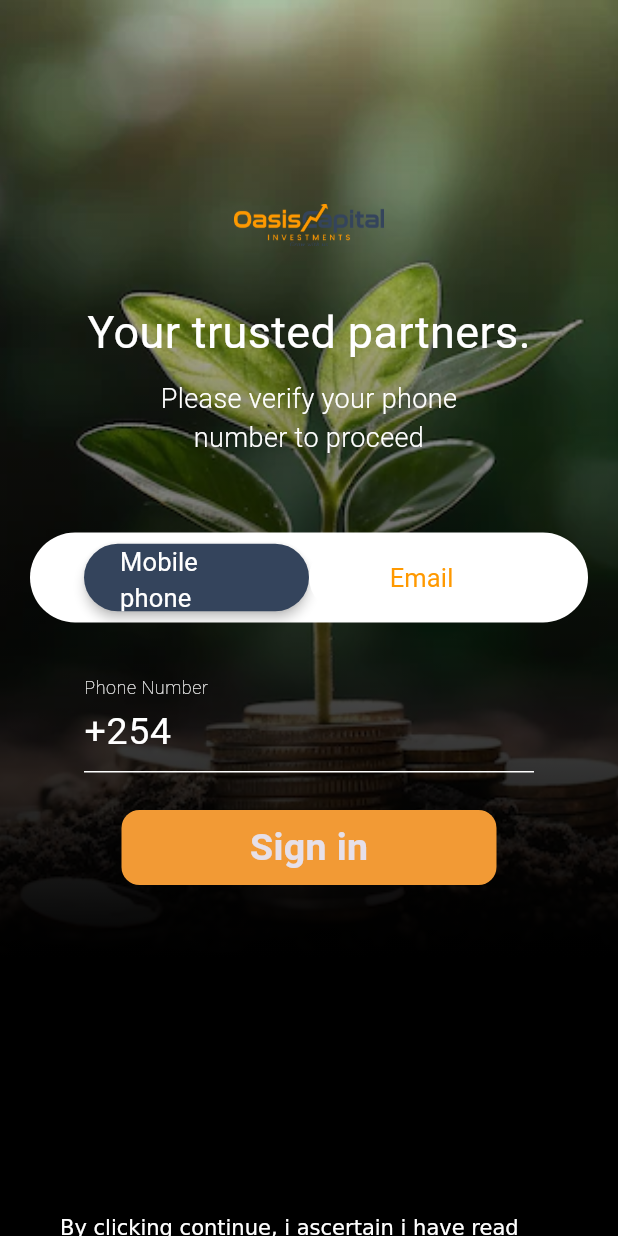
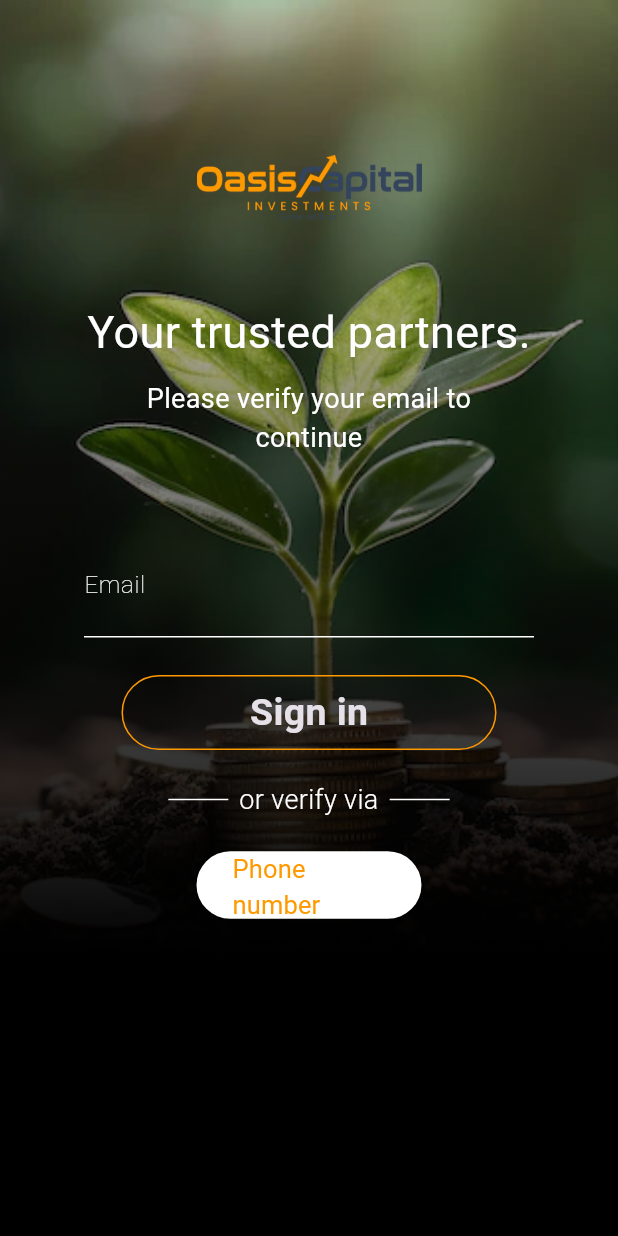
Before and after one commit to NGURE-TIM/OASIS-CAPITAL-INVESTMENTS, a Flutter app: the Verify screen opened directly, after a tap on "Email", on a phone screen of 412 x 824 dp. Run offline on Flutter 3.47's test engine with Material 3 defaults, Android fonts, the phone set to English and light mode, and no system bars; our stand-ins replace another_flutter_splash_screen, cloud_firestore, dashed_circular_progress_bar, dropdown_button2, dropdown_textfield, firebase_auth and 10 more; missing offline and left inert: dart:ffi, flutter_dropdown_search, gif_view; accounts and stored records are empty.

Commit message:
verification almost complete

```diff
--- a/lib/data_Entry/account_Info.dart
+++ b/lib/data_Entry/account_Info.dart
@@ -3,7 +3,8 @@ import 'package:fulusi/colors/colors.dart';
 import 'package:flutter_svg_provider/flutter_svg_provider.dart';
 
 import '../globalWidgets.dart';
-import '../logins/login_screens/register/register.dart';
+
+import '../logins/login_screens/register/verify.dart';
 import 'code.dart';
 
 class AccountInfo extends StatefulWidget {
--- a/lib/data_Entry/dataEntryWidgets/widgets.dart
+++ b/lib/data_Entry/dataEntryWidgets/widgets.dart
@@ -118,7 +118,7 @@ Container buildTextField(  Function(String)onChanged , String label,String hint
     child: TextField(
       onChanged: onChanged,
 controller: controller,
-      cursorColor: white,
+      cursorColor: black,
       keyboardType: type,
       style:const TextStyle(
           fontSize:20,
--- a/lib/data_Entry/income.dart
+++ b/lib/data_Entry/income.dart
@@ -5,8 +5,9 @@ import '../globalWidgets.dart';
 import 'package:gif_view/gif_view.dart';
 import 'package:dropdown_button2/dropdown_button2.dart';
 import '../Database/firebase.dart';
-import 'package:fulusi/logins/login_screens/register/register.dart';
 
+
+import '../logins/login_screens/register/verify.dart';
 import '../stateManagement_provider/provider.dart';
 String? educationLevel;
 String? wageLevel;
--- a/lib/logins/login_screens/register/register.dart
+++ b/lib/logins/login_screens/register/verify.dart
@@ -3,12 +3,13 @@ import 'package:flutter/material.dart';
 import 'package:fulusi/colors/colors.dart';
 import 'package:firebase_auth/firebase_auth.dart';
 import 'package:dashed_circular_progress_bar/dashed_circular_progress_bar.dart';
+import 'package:provider/provider.dart';
 import 'package:simple_circular_progress_bar/simple_circular_progress_bar.dart';
 import 'package:slide_countdown/slide_countdown.dart';
 import 'package:fulusi/data_Entry/entry.dart';
 
 import '../../../globalWidgets.dart';
-
+import '../../../stateManagement_provider/provider.dart';
 
 int phoneNumber = 0;
  int? errorcode=2;
@@ -22,6 +23,7 @@ final TextEditingController _fieldFour = TextEditingController();
 final TextEditingController _fieldFive = TextEditingController();
 final TextEditingController _fieldSix = TextEditingController();
 TextEditingController phoneNumberController = TextEditingController(text: '+254');
+TextEditingController emailController = TextEditingController();
  String otp='';
  bool otpflag= false;
  void checkTextFieldStatus(){
@@ -107,11 +109,11 @@ class _VerifyState extends State<Verify> {
                   child: Column(
                     children: [
                       Container(
-                        height: 100,
+                        height: 50,
                       ),
                       SizedBox(
-                        height: 100,
-                        width: 100,
+                        height: 150,
+                        width: 150,
                         child: Image.asset("assets/images/cropped-Oasis-Capital-Investments-trans.png"),
                       ),
                       const Center(
@@ -127,100 +129,82 @@ class _VerifyState extends State<Verify> {
                       const SizedBox(
                         height:10,
                       ),
-                      const Padding(
-                        padding: EdgeInsets.only(left: 60,right: 60),
-                        child: Text(
-                          'Please verify your phone number to proceed',
+
+                      Padding(
+                        padding: const EdgeInsets.only(left: 60,right: 60),
+                        child:Consumer<VerifyPage>(
+                        builder:(context,dataProviderModel,child){
+                          return  Text(
+                            'Please verify your ${dataProviderModel.title} to continue',
                             textAlign: TextAlign.center,
-                          style: TextStyle(
+                            style: const TextStyle(
                                 color: white,
 
-                              fontWeight: FontWeight.w300,
+                                fontWeight: FontWeight.w500,
                                 fontSize:18
                             ),
+                          );}
                         ),
                       ),
                       const SizedBox(
                         height:50,
                       ),
-                      Container(
-                        height: 60,
-                        decoration: BoxDecoration(
-                          color: white,
-                            borderRadius: BorderRadius.circular(30)),
-                        child: Row(
-                          crossAxisAlignment: CrossAxisAlignment.center,
-                          mainAxisAlignment: MainAxisAlignment.center,
-                          children: [
-                            ElavatedButton('Mobile phone' , white, mainBlue,() {
 
-                            },3),
-                            ElavatedButton('Email' , mainOrange, white,() {
-
-                            },0),
-                          ],
-                        ),
-                        ),
-                      const SizedBox(
-                        height:30,
-                      ),
-                      Container(
+                      Consumer<VerifyPage>(
+                          builder:(context,dataProviderModel,child) {
+                            return dataProviderModel.upDateTextField ? Container(
                               width: 300,
-                        child: TextField(
-                          onChanged: (value){
-                            phoneNumber=int.tryParse(value)??0 ;
+                              child: buildTextField(context, (value) {
+                                phoneNumber=int.tryParse(value!)??0 ;
                                 number=phoneNumber.toString();
-                            if(number.length==12){
+                                if (number.length == 12) {
                                   setState(() {
-                                textField=true;
+                                    textField = true;
                                     signInUser('+$number', context);
-                                bottom( context);
-                                errorcode=2;
+                                    bottom(context);
+                                    errorcode = 2;
                                   });
                                 }
-                            else if(number.length!=12){
-                              textField=false;
+                                else if (number.length != 12) {
+                                  textField = false;
                                   setState(() {
-                                errorcode=0;
+                                    errorcode = 0;
                                   });
                                 }
-                          },
-                          cursorColor: white,
-                          controller: phoneNumberController,
-                          keyboardType: TextInputType.phone,
-                          style:const TextStyle(
-                              fontSize:25,
-                              color: white
-                          ),
-                          decoration:const InputDecoration(
-                            focusedBorder: UnderlineInputBorder(
-                              borderSide: BorderSide(color: white), // Set the color you want
-                            ),
-                            enabledBorder: UnderlineInputBorder(
-
-                              borderSide: BorderSide(color: white), // Set the color you want
-                            ),
-
-                            labelText: 'Phone Number',
-                            labelStyle:TextStyle(
-                                fontWeight: FontWeight.w100,
-                                color: white
-                            ) ,
-                            filled: false,
-                          ) ,
-                        ),
-                      ),
+                              }, phoneNumberController, TextInputType.phone,
+                                  'Phone Number', 'xxx-xxx-xxx'),
+                            ) : Container(
+                            width: 300,
+                            child: buildTextField(context, (value) {
+                            if (number.length == 12) {
+                            setState(() {
+                            textField = true;
+                            signInUser('+$number', context);
+                            bottom(context);
+                            errorcode = 2;
+                            });
+                            }
+                            else if (number.length != 12) {
+                            textField = false;
+                            setState(() {
+                            errorcode = 0;
+                            });
+                            }
+                            }, emailController, TextInputType.emailAddress,
+                            'Email', 'johnDoe@gmail.com'),
+                            );
+                          }),
                       const SizedBox(
                         height:5,
                       ),
                       errortext(errorcode),
+
                       const SizedBox(
                         height: 20,
                       ),
                       GestureDetector(
                         onTap: (){
                           if(textField==true){
-
                             signInUser('+$number', context);
                             bottom( context);
                           }
@@ -228,13 +212,17 @@ class _VerifyState extends State<Verify> {
 
                         child: Container(
                           decoration: BoxDecoration(
-                            borderRadius:BorderRadius.circular(12) ,
-                            color: orange,
+                            border: Border.all(
+                              color: mainOrange,
+                              width: 1.0, // Adjust border thickness as needed
+                            ),
+                            borderRadius:BorderRadius.circular(30) ,
+                            color: transparent,
                           ) ,
 
                           height: 50,
                           width:250 ,
-                          child: Center(
+                          child: const Center(
                             child: Text(
                               'Sign in',
                               style: TextStyle(
@@ -245,31 +233,59 @@ class _VerifyState extends State<Verify> {
                           ),
                         ),
                       ),
-                      Container(
-                        height: 220,
+                      const SizedBox(
+                        height: 20,
                       ),
-                      Padding(
-                        padding: const EdgeInsets.only(left: 20,right: 20,bottom: 20),
 
-                        child:    RichText(
+                      const Row(
 
-                          text: TextSpan(
-                            text: 'By clicking continue, i ascertain i have read the ',
-                            children: <TextSpan>[
-                              TextSpan(
-                                text: 'Terms and Conditions ',
-                                style: TextStyle(
-                                  fontSize: 15,
-                                  decoration: TextDecoration.underline,
+                        mainAxisAlignment: MainAxisAlignment.center,
+                        children: [
+                          SizedBox(
+                            width: 40,
+                            child: Divider(
+                              color: white,
+                              thickness: 1,
+
                             ),
                           ),
-                              TextSpan(
-                                text: 'and that the keyed in phone number is mine and the M-pesa account associated with it.',
+                          SizedBox(
+                            width:5,
+                          ),
+                          Text(
+                            'or verify via ',
+                            textAlign: TextAlign.center,
+                            style: TextStyle(
+                                color: white,
+
+                                fontWeight: FontWeight.w300,
+                                fontSize:18
+                            ),
+                          ),
+                          SizedBox(
+                            width:5,
+                          ),
+                          SizedBox(
+                            width: 40,
+                            child: Divider(
+                              color: white,
+                              thickness: 1,
+
+                            ),
                           ),
                         ],
                       ),
+                      const SizedBox(
+                        height: 20,
                       ),
-                      )
+                      Consumer<VerifyPage>(
+                          builder:(context,dataProviderModel,child){
+                       return ElavatedButton(dataProviderModel.buttonName , mainOrange, white,() {
+
+    Provider.of<VerifyPage>(context , listen: false).onClick();
+                        },3);
+  }),
+
                     ],
                   ),
                 ),
@@ -282,10 +298,43 @@ class _VerifyState extends State<Verify> {
       ),
     );
   }
+
+  TextField buildTextField(BuildContext context, Function(String?) onchanged ,TextEditingController controller,TextInputType type , String label,String? hint ) {
+    return TextField(
+                        onChanged: onchanged,
+                        cursorColor: white,
+
+                        controller: controller,
+                        keyboardType: type,
+                        style: const TextStyle(
+                            fontSize:25,
+                            color: white
+                        ),
+                        decoration:InputDecoration(
+                          focusedBorder: const UnderlineInputBorder(
+                            borderSide: BorderSide(color: white), // Set the color you want
+                          ),
+                          enabledBorder: const UnderlineInputBorder(
+
+                            borderSide: BorderSide(color: white), // Set the color you want
+                          ),
+
+                          labelText: label,
+                          labelStyle:const TextStyle(
+                              fontWeight: FontWeight.w100,
+                              color: white
+                          ) ,
+                          hintText: hint,
+                          hintStyle: const TextStyle(
+                              fontWeight: FontWeight.w100,
+                              fontSize: 18,
+                              color: white
+                          ) ,
+                          filled: false,
+                        ) ,
+                      );
   }
-
-
-
+}
 Widget errortext(int? errorC){
   bool textField=false;
   if(errorC==0){
@@ -294,7 +343,7 @@ textField=true;
   else{
     textField=false;
   }
-    return textField ? Text('Phone number should be 12 digits long inclusive of country code!',
+    return textField ? const Text('Phone number should be 12 digits long inclusive of country code!',
 
       style: TextStyle(
         color: error,
@@ -302,7 +351,7 @@ textField=true;
         fontSize: 10,
       ),
     )
-        : SizedBox();
+        : const SizedBox();
   }
 
 
@@ -323,31 +372,6 @@ signInUser(String phoneNumber , BuildContext  context) async{
       },
       codeSent:  (String verificationId, int? resendToken) async {
         streamDuration.pause();
-        /*
-        *  showDialog(
-          context: context,
-          builder: (BuildContext context) {
-            return Stack(
-                children: [
-                  ModalBarrier(
-                    color: black.withOpacity(0.4),
-                  ),
-                  AlertDialog(
-                    backgroundColor: transparent,
-                    content: SimpleCircularProgressBar(
-                      size: 50,
-                      progressStrokeWidth: 5,
-                      backStrokeWidth: 8,
-                      mergeMode: true,
-                      progressColors: const [seedBlue],
-                      backColor: Colors.black.withOpacity(0.4),
-                      animationDuration: 3,
-                    ),
-                  ),
-                ]
-            );
-          },
-        );*/
 
         while(otpflag==false){
           await Future.delayed(Duration(seconds:5));
@@ -377,6 +401,11 @@ signInUser(String phoneNumber , BuildContext  context) async{
     showModalBottomSheet(
         context: ctx,
         isScrollControlled: true,
+        transitionAnimationController: AnimationController(
+          vsync: Navigator.of(ctx),
+          duration: const Duration(milliseconds: 900), // Adjust animation duration as needed
+          reverseDuration: const Duration(milliseconds: 900),
+        ),
         builder: (ctx) => Padding(
           padding:  EdgeInsets.only(
               bottom: MediaQuery.of(ctx).viewInsets.bottom
@@ -390,8 +419,8 @@ signInUser(String phoneNumber , BuildContext  context) async{
             ),
             child:Column(
               children: [
-                Padding(
-                  padding: const EdgeInsets.all(20.0),
+                const Padding(
+                  padding: EdgeInsets.all(20.0),
                   child: Text("Enter verification code",
                     style: TextStyle(
                       color: black,
@@ -404,7 +433,7 @@ signInUser(String phoneNumber , BuildContext  context) async{
                 Padding(
                   padding: const EdgeInsets.only(left: 30,right: 30,),
                   child: DefaultTextStyle(
-                    style:  TextStyle(
+                    style:  const TextStyle(
                     color: black,
                     fontWeight: FontWeight.w700,
                     fontSize: 20,
@@ -415,7 +444,7 @@ signInUser(String phoneNumber , BuildContext  context) async{
                         RichText(
                           text: TextSpan(
                             text: 'A login code has been sent to ',
-                            style: TextStyle(
+                            style: const TextStyle(
                               color:black,
                               fontWeight: FontWeight.w700,
                               fontSize: 20,
@@ -423,7 +452,7 @@ signInUser(String phoneNumber , BuildContext  context) async{
                             children: <TextSpan>[
                               TextSpan(
                                 text: '+$phoneNumber',
-                                style: TextStyle(
+                                style: const TextStyle(
                                   color: seedBlue,
                                   decoration: TextDecoration.underline,
                                   fontWeight: FontWeight.w700,
@@ -546,3 +575,48 @@ OtpInput(this.controller , this.input);
     );
   }
 }
+
+
+/* Container(
+                        height: 60,
+                        decoration: BoxDecoration(
+                          color: transparent,
+                            borderRadius: BorderRadius.circular(30)),
+                        child: Row(
+                          crossAxisAlignment: CrossAxisAlignment.center,
+                          mainAxisAlignment: MainAxisAlignment.center,
+                          children: [
+                            ElavatedButton('Mobile phone' , white, mainBlue,() {
+
+                            },3),
+                            ElavatedButton('Email' , mainOrange, white,() {
+
+                            },0),
+                          ],
+                        ),
+                        ),*/
+
+
+/*Padding(
+                        padding: const EdgeInsets.only(left: 20,right: 20,bottom: 20),
+
+                        child:    RichText(
+
+                          text: TextSpan(
+                            text: 'By clicking continue, i ascertain i have read the ',
+                            children: <TextSpan>[
+                              TextSpan(
+                                text: 'Terms and Conditions ',
+                                style: TextStyle(
+                                  fontSize: 15,
+                                  decoration: TextDecoration.underline,
+                                ),
+                              ),
+                              TextSpan(
+                                text: 'and that the keyed in phone number is mine and the M-pesa account associated with it.',
+                              ),
+                            ],
+                          ),
+                        ),
+
+                      )*/
--- a/lib/main.dart
+++ b/lib/main.dart
@@ -4,6 +4,7 @@ import 'package:fulusi/splashPages/splash.dart';
 import 'firebase_options.dart';
 import 'package:provider/provider.dart';
 import 'package:fulusi/stateManagement_provider/provider.dart';
+
 void main() async{
 WidgetsFlutterBinding.ensureInitialized();
 try {
@@ -21,7 +22,7 @@ Widget build(BuildContext context) {
 return MultiProvider(
   providers:[
     ChangeNotifierProvider(create: (context)=>Code()),
-    //ChangeNotifierProvider(create: (context)=>pushToDb()),
+    ChangeNotifierProvider(create: (context)=>VerifyPage()),
   ],
   child:   MaterialApp(
   debugShowCheckedModeBanner: false,
--- a/lib/splashPages/carousel.dart
+++ b/lib/splashPages/carousel.dart
@@ -3,9 +3,10 @@ import 'package:flutter/material.dart';
 import 'package:fulusi/colors/colors.dart';
 import 'package:fulusi/data_Entry/account_Info.dart';
 import 'package:fulusi/data_Entry/entry.dart';
-import 'package:fulusi/logins/login_screens/register/register.dart';
+
 
 import '../globalWidgets.dart';
+import '../logins/login_screens/register/verify.dart';
 
 //bool phoneNumber verified
 
--- a/lib/stateManagement_provider/provider.dart
+++ b/lib/stateManagement_provider/provider.dart
@@ -1,10 +1,11 @@
+import 'dart:ffi';
+
 import 'package:flutter/material.dart';
 
 class Code extends ChangeNotifier{
   bool successfulCode =false;
   bool wrongCode=false;
   dbCall (){
-    print('5');
      successfulCode=true;
      notifyListeners();
    }
@@ -18,12 +19,47 @@ class Code extends ChangeNotifier{
     notifyListeners();
   }
   void reset(){
-    print('2');
-
      wrongCode=false;
      successfulCode=false;
-    print(wrongCode);
-    print(successfulCode);
+     notifyListeners();
   }
 
 }
+
+
+
+class VerifyPage extends ChangeNotifier{
+  String title ='phone number';
+  String buttonName='Email';
+  bool upDateTextField=true;
+  onClick(){
+
+    if(buttonName == 'Email'){
+      buttonName='Phone number';
+    }
+    else{
+      buttonName='Email';
+    }
+
+    if(title == 'phone number'){
+      title='email';
+    }
+    else{
+      title='phone number';
+    }
+
+    upDateTextField=upDateTextField ? false : true;
+
+    notifyListeners();
+  }
+
+  bool exists=false;
+  dbCall(){
+    exists=true;
+    notifyListeners();
+  }
+  inValid(){
+    exists=false;
+    notifyListeners();
+  }
+}
```
Also changed, not shown: lib/Database/firebase.dart (+25 -0 lines), lib/logins/login_screens/register/test.dart (added, +10 -0 lines). Lines whose indentation alone changed are shown as unchanged.
